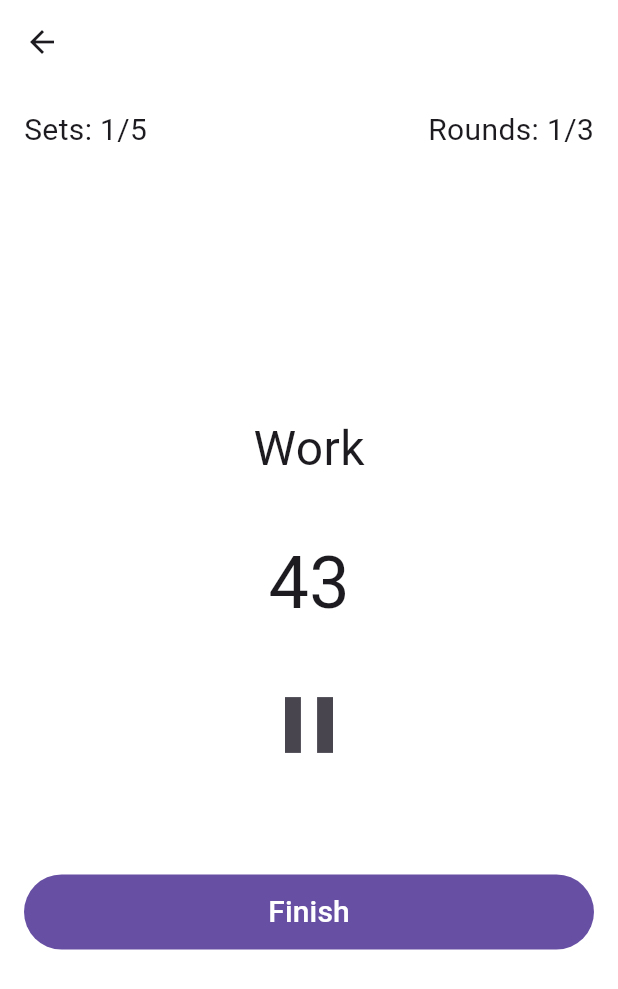
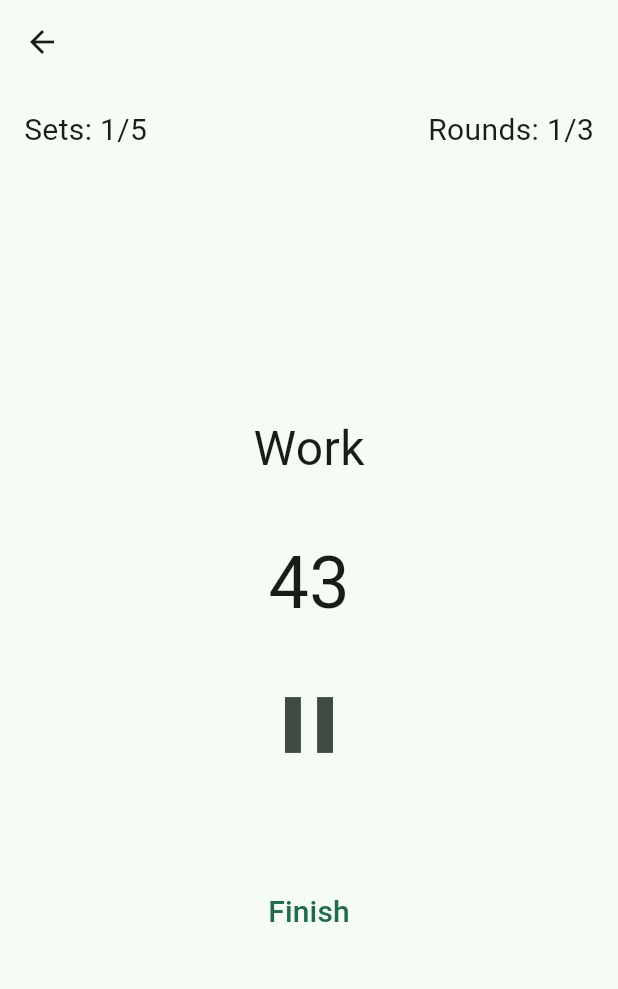
Before and after one commit to pechischev/workout_timer, a Flutter app: the screen it shows after launch, after a tap on "Start", on a phone screen of 412 x 824 dp. Shown: the top 989 px of the screen. Run offline on Flutter 3.47's test engine with Material 2 defaults, Android fonts, the phone set to English and light mode, and no system bars; our stand-ins replace flutter_bloc, freezed_annotation, hydrated_bloc, reactive_forms, rxdart, vibration; generated files the repository leaves out were written again.

Commit message:
changed theme color

```diff
--- a/lib/app.dart
+++ b/lib/app.dart
@@ -2,6 +2,7 @@ import 'package:flutter/material.dart';
 import 'package:flutter_bloc/flutter_bloc.dart';
 import 'package:my_train_clock/pages/welcome_screen.dart';
 
+import 'helpers/themes.dart';
 import 'state/state.dart';
 import 'pages/workout_screen.dart';
 
@@ -22,10 +23,7 @@ class _App extends StatelessWidget {
   Widget build(BuildContext context) {
     return MaterialApp(
       title: 'Workout Timer',
-      theme: ThemeData(
-        primaryColor: Colors.blue,
-        useMaterial3: true,
-      ),
+      theme: lightTheme,
       initialRoute: '/',
       routes: {
         '/': (context) => const WelcomeScreen(),
--- /dev/null
+++ b/lib/helpers/themes.dart
@@ -0,0 +1,6 @@
+import 'package:flutter/material.dart';
+
+final ThemeData lightTheme = ThemeData(
+  colorSchemeSeed: const Color(0xFF83E9B9),
+  useMaterial3: true,
+);
--- a/lib/pages/welcome_screen.dart
+++ b/lib/pages/welcome_screen.dart
@@ -113,7 +113,11 @@ class _SettingsContentSheet extends StatelessWidget {
                     const TextInputType.numberWithOptions(decimal: true),
               ),
               const SizedBox(height: 48),
-              Button('Save', onPressed: () => _save(context, formGroup)),
+              Button(
+                'Save',
+                onPressed: () => _save(context, formGroup),
+                type: ButtonType.filled,
+              ),
             ],
           );
         },
--- a/lib/ui/components/button.dart
+++ b/lib/ui/components/button.dart
@@ -1,29 +1,55 @@
 import 'package:flutter/material.dart';
+
+enum ButtonType { text, filled }
 
 class Button extends StatelessWidget {
   final String title;
   final VoidCallback onPressed;
   final bool disabled;
+  final ButtonType type;
 
   const Button(
     this.title, {
     super.key,
     required this.onPressed,
     this.disabled = false,
+    this.type = ButtonType.text,
   });
 
   @override
   Widget build(BuildContext context) {
-    return FilledButton(
+    if (type == ButtonType.filled) {
+      return FilledButton(
+        onPressed: disabled ? null : onPressed,
+        style: ButtonStyle(
+          minimumSize: MaterialStateProperty.resolveWith(
+              (states) => const Size.fromHeight(50)),
+        ),
+        child: _ButtonText(title),
+      );
+    }
+
+    return TextButton(
       onPressed: disabled ? null : onPressed,
       style: ButtonStyle(
         minimumSize: MaterialStateProperty.resolveWith(
             (states) => const Size.fromHeight(50)),
       ),
-      child: Text(
-        title,
-        style: const TextStyle(fontSize: 20),
-      ),
+      child: _ButtonText(title),
     );
   }
 }
+
+class _ButtonText extends StatelessWidget {
+  final String title;
+
+  const _ButtonText(this.title);
+
+  @override
+  Widget build(BuildContext context) {
+    return Text(
+      title,
+      style: const TextStyle(fontSize: 20),
+    );
+  }
+}
--- a/lib/ui/components/layout.dart
+++ b/lib/ui/components/layout.dart
@@ -15,7 +15,6 @@ class Layout extends StatelessWidget {
   @override
   Widget build(BuildContext context) {
     return Scaffold(
-      backgroundColor: Colors.white,
       appBar: appbar,
       body: GestureDetector(
         behavior: HitTestBehavior.opaque,
--- a/lib/ui/components/navigation_bar.dart
+++ b/lib/ui/components/navigation_bar.dart
@@ -16,8 +16,6 @@ class CustomNavigationBar extends StatelessWidget
   @override
   Widget build(BuildContext context) {
     return AppBar(
-      backgroundColor: Colors.white,
-      surfaceTintColor: Colors.white,
       elevation: 0,
       title: Text(
         title ?? '',
```
